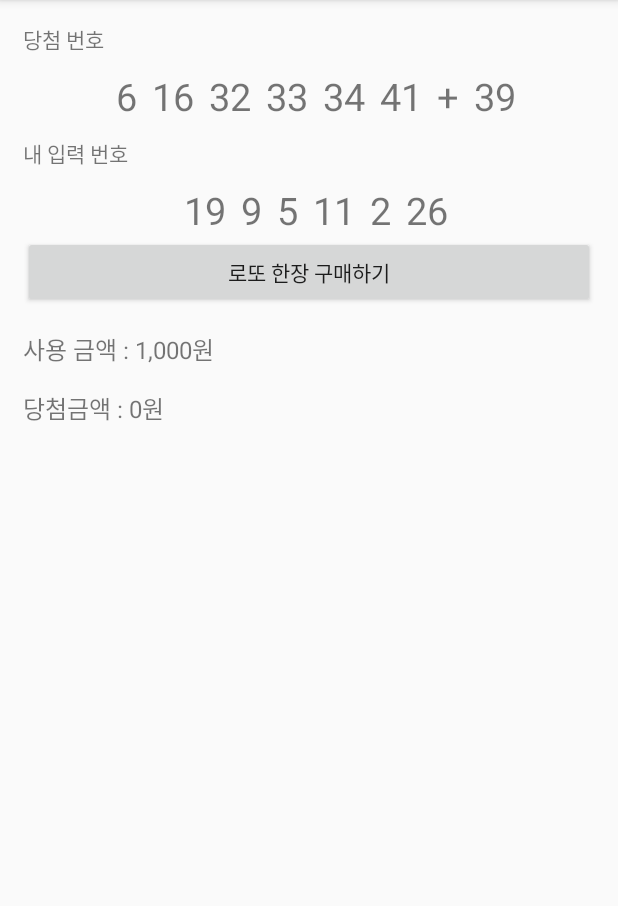
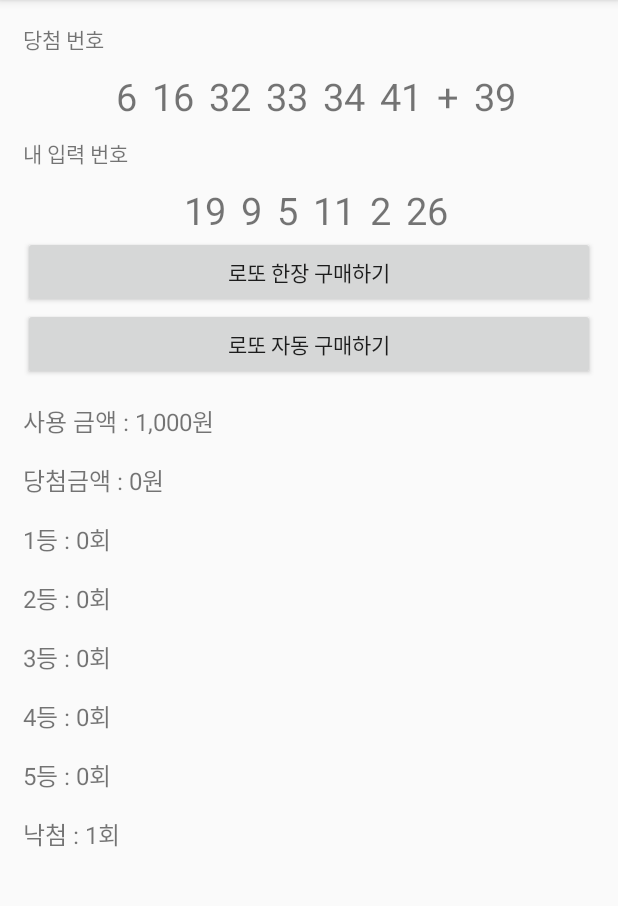
Before and after one commit to YUJIWAN/FinalProject_02_LottoSimulator, an Android app: the screen it shows after launch (MainActivity), after a tap on "로또 한장 구매하기", on a phone screen of 412 x 824 dp, the part 84-990 px from its top. Run offline under Robolectric (Android 15) with nearby library versions, the phone set to English and light mode, and no system bars; our stand-ins replace data binding.

```diff
--- a/app/src/main/java/kr/co/tjoeun/finalproject_02_lottosimulator/MainActivity.java
+++ b/app/src/main/java/kr/co/tjoeun/finalproject_02_lottosimulator/MainActivity.java
@@ -24,6 +24,13 @@ public class MainActivity extends BaseActivity {
     int bounsNum = 0;
     ActivityMainBinding binding = null;
 
+    int firstRankCount = 0;
+    int secondRankCount = 0;
+    int thirdRankCount = 0;
+    int fourthRankCount = 0;
+    int fifthRankCount = 0;
+    int noRankCount = 0;
+
     @Override
     protected void onCreate(Bundle savedInstanceState) {
 
@@ -37,6 +44,21 @@ public class MainActivity extends BaseActivity {
     @Override
     public void setupEvents() {
 
+        binding.buyAutoLottoBtn.setOnClickListener(new View.OnClickListener() {
+            @Override
+            public void onClick(View v) {
+
+//                사용금액의 총액이 1천만원이 될때까지 반복
+
+                while (useMoneyAmount < 200000000){
+//                    당첨번호를 만들고 => 등수를 카운팅 반복
+                    makeWinLottoNum();
+                    checkLottoRank();
+                }
+
+
+            }
+        });
         binding.buyOneLottoBtn.setOnClickListener(new View.OnClickListener() {
             @Override
             public void onClick(View v) {
@@ -169,21 +191,52 @@ public class MainActivity extends BaseActivity {
         if(correctCount == 6){
 //            1등
             winMoneyAmount += 1200000000;
+            firstRankCount++;
         }else if(correctCount == 5){
 //            2등인지 3등인지 재검사 => 보너스번호를 맞췄는지?
+//            => 내 번호중에 보너스번호와 같은게 있나?
+            boolean hasBonusNUm =false;
+
+
+            for(int myNum : myLottoNumArr){
+               if(myNum == bounsNum) {
+                   hasBonusNUm = true;
+                   break;
+               }
+            }
+            if(hasBonusNUm) {
+//          2등
+               winMoneyAmount += 75000000;
+               secondRankCount++;
+            }else{
+//                3등
+                winMoneyAmount += 1500000;
+                thirdRankCount++;
+
+            }
         }else if(correctCount == 4){
 //            4등
             winMoneyAmount += 50000;
+            fourthRankCount++;
         }else if (correctCount == 3) {
 //            5등
             useMoneyAmount -= 5000;
+            fifthRankCount++;
         }else{
 //            꽝
+            noRankCount++;
 
         }
 //      당첨금액 텍스트에도 반영
         binding.winMoneyTxt.setText(String.format("당첨금액 : %,d원",winMoneyAmount));
 
+//        당첨횟수들도 텍스트뷰에 반영
+        binding.firstRankCountTxt.setText(String.format("1등 : %,d회",firstRankCount));
+        binding.secondRankCountTxt.setText(String.format("2등 : %,d회",secondRankCount));
+        binding.thirdRankCountTxt.setText(String.format("3등 : %,d회",thirdRankCount));
+        binding.fourtRankCountTxt.setText(String.format("4등 : %,d회",fourthRankCount));
+        binding.fifthRankCountTxt.setText(String.format("5등 : %,d회",fifthRankCount));
+        binding.noRankCountTxt.setText(String.format("낙첨 : %,d회",noRankCount));
 
     }
 }
--- a/app/src/main/res/layout/activity_main.xml
+++ b/app/src/main/res/layout/activity_main.xml
@@ -159,6 +159,12 @@
             android:layout_height="wrap_content"
             android:text="로또 한장 구매하기"/>
 
+        <Button
+            android:id="@+id/buyAutoLottoBtn"
+            android:layout_width="match_parent"
+            android:layout_height="wrap_content"
+            android:text="로또 자동 구매하기"/>
+
         <TextView
             android:id="@+id/useMoneyTxt"
             android:layout_marginTop="15dp"
@@ -175,6 +181,60 @@
             android:layout_width="wrap_content"
             android:layout_height="wrap_content"/>
 
+        <TextView
+            android:id="@+id/firstRankCountTxt"
+            android:layout_marginTop="15dp"
+            android:textSize="16sp"
+            android:text="1등 : 0원"
+            android:layout_width="wrap_content"
+            android:layout_height="wrap_content"/>
+
+
+        <TextView
+            android:id="@+id/secondRankCountTxt"
+            android:layout_marginTop="15dp"
+            android:textSize="16sp"
+            android:text="2등 : 0원"
+            android:layout_width="wrap_content"
+            android:layout_height="wrap_content"/>
+
+
+        <TextView
+            android:id="@+id/thirdRankCountTxt"
+            android:layout_marginTop="15dp"
+            android:textSize="16sp"
+            android:text="3등 : 0원"
+            android:layout_width="wrap_content"
+            android:layout_height="wrap_content"/>
+
+
+        <TextView
+            android:id="@+id/fourtRankCountTxt"
+            android:layout_marginTop="15dp"
+            android:textSize="16sp"
+            android:text="4등 : 0원"
+            android:layout_width="wrap_content"
+            android:layout_height="wrap_content"/>
+
+
+        <TextView
+            android:id="@+id/fifthRankCountTxt"
+            android:layout_marginTop="15dp"
+            android:textSize="16sp"
+            android:text="5등 : 0회"
+            android:layout_width="wrap_content"
+            android:layout_height="wrap_content"/>
+
+
+        <TextView
+            android:id="@+id/noRankCountTxt"
+            android:layout_marginTop="15dp"
+            android:textSize="16sp"
+            android:text="꽝 : 0회"
+            android:layout_width="wrap_content"
+            android:layout_height="wrap_content"/>
+
+
 
     </LinearLayout>
 </layout>
```
